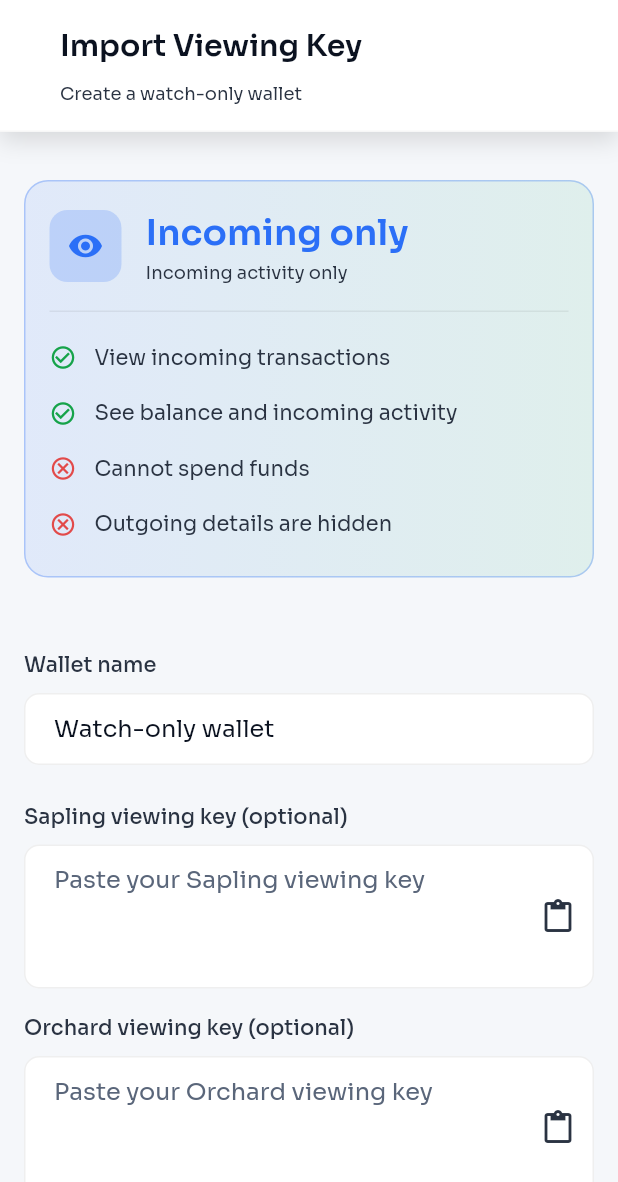
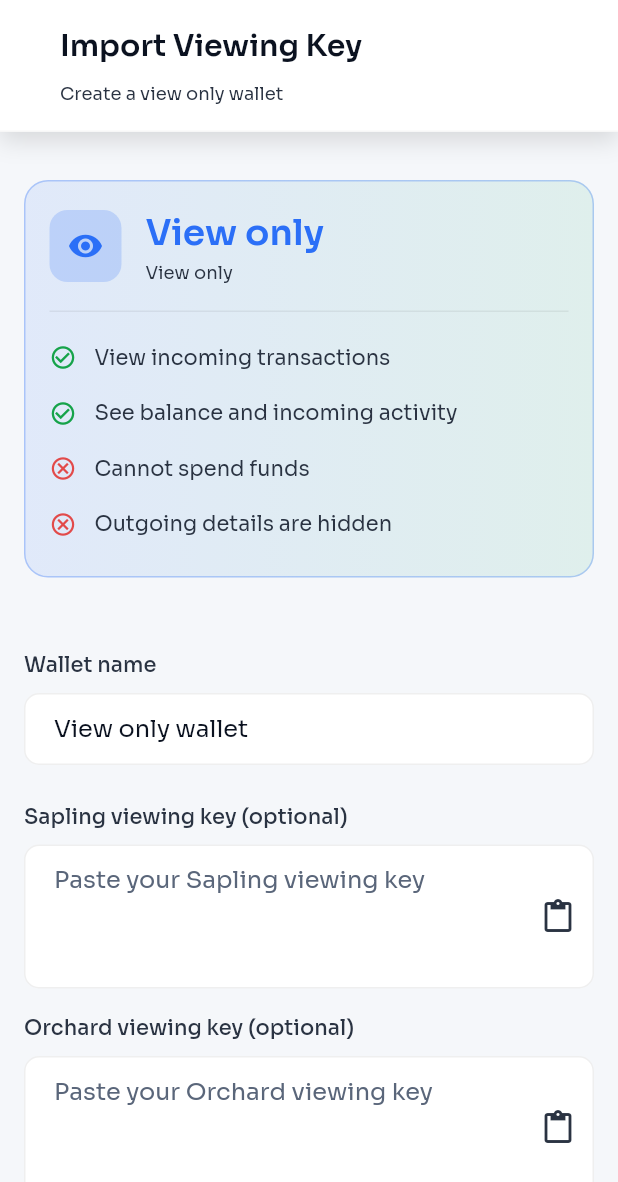
Before and after one commit to PirateNetwork/Pirate-Unified-Light-Wallet, a Flutter app: the IvkImportScreen screen opened by its route, on a phone screen of 412 x 824 dp. Shown: the top 1182 px of the screen. Run offline on Flutter 3.47's test engine with Material 3 defaults, Android fonts, the phone set to English and light mode, and no system bars; our stand-ins replace flutter_animate, flutter_riverpod, flutter_secure_storage, freezed_annotation, go_router, local_auth and 4 more; missing offline and left inert: bitsdojo_window, dart:ffi, file_selector, flutter_acrylic, flutter_rust_bridge, mobile_scanner and 2 more; accounts and stored records are empty; project files that could hold a hidden picture were left out.

Commit message:
Align all view only wallet names

```diff
--- a/app/lib/core/errors/transaction_errors.dart
+++ b/app/lib/core/errors/transaction_errors.dart
@@ -256,7 +256,7 @@ class TransactionErrorMapper {
     if (errorStr.contains('watch') && errorStr.contains('only')) {
       return const TransactionError(
         type: TransactionErrorType.watchOnlyCannotSpend,
-        message: 'Cannot send from watch-only wallet',
+        message: 'Cannot send from view only wallet',
         suggestion:
             'This wallet can only view incoming transactions. Use the full wallet to send.',
       );
--- a/app/lib/core/ffi/ffi_bridge.dart
+++ b/app/lib/core/ffi/ffi_bridge.dart
@@ -145,7 +145,7 @@ class TorStatusDetails {
 }
 
 /// Watch-only wallet label constant
-const String kWatchOnlyLabel = 'Incoming only';
+const String kWatchOnlyLabel = 'View only';
 
 /// Watch-only wallet banner message
 const String kWatchOnlyBannerMessage =
@@ -751,7 +751,7 @@ class FfiBridge {
   /// - See outgoing transaction details
   /// - Export seed phrase
   ///
-  /// @param name - Wallet display name (will append " (Incoming only)")
+  /// @param name - Wallet display name (will append " (View only)")
   /// @param ivk - Viewing key string
   /// @param birthday - Block height to scan from (required for viewing key import)
   ///
@@ -2002,7 +2002,7 @@ class FfiBridge {
 
   /// Get watch-only banner for wallet
   ///
-  /// Returns banner info with "Incoming only" label for watch-only wallets.
+  /// Returns banner info with "View only" label for watch-only wallets.
   static Future<api.WatchOnlyBannerInfo?> getWatchOnlyBanner(
       WalletId walletId) async {
     if (kUseFrbBindings) {
--- a/app/lib/features/keys/key_detail_screen.dart
+++ b/app/lib/features/keys/key_detail_screen.dart
@@ -626,7 +626,7 @@ class _KeySummaryCard extends StatelessWidget {
               if (keyInfo.hasOrchard)
                 _chip('Orchard', AppColors.successBackground, AppColors.success),
               if (!keyInfo.spendable)
-                _chip('Watch-only', AppColors.warningBackground, AppColors.warning),
+                _chip('View only', AppColors.warningBackground, AppColors.warning),
             ],
           ),
         ],
--- a/app/lib/features/keys/keys_screen.dart
+++ b/app/lib/features/keys/keys_screen.dart
@@ -80,7 +80,7 @@ class _KeyManagementScreenState extends ConsumerState<KeyManagementScreen> {
 
   Future<void> _showImportViewingKeyDialog() async {
     final defaultBirthday = await _getDefaultBirthdayHeight();
-    final nameController = TextEditingController(text: 'Watch-only wallet');
+    final nameController = TextEditingController(text: 'View only wallet');
     final saplingController = TextEditingController();
     final orchardController = TextEditingController();
     final birthdayController = TextEditingController(
@@ -160,7 +160,7 @@ class _KeyManagementScreenState extends ConsumerState<KeyManagementScreen> {
                     PInput(
                       controller: nameController,
                       label: 'Wallet name',
-                      hint: 'e.g. Watch-only wallet',
+                      hint: 'e.g. View only wallet',
                     ),
                     SizedBox(height: PSpacing.md),
                     PInput(
@@ -222,7 +222,7 @@ class _KeyManagementScreenState extends ConsumerState<KeyManagementScreen> {
     birthdayController.dispose();
 
     if (imported ?? false) {
-      _showSnack('Watch-only wallet imported.');
+      _showSnack('View only wallet imported.');
     }
   }
 
@@ -234,7 +234,7 @@ class _KeyManagementScreenState extends ConsumerState<KeyManagementScreen> {
           Text('Key imports', style: PTypography.heading4()),
           SizedBox(height: PSpacing.xs),
           Text(
-            'Import viewing keys for watch-only wallets or add a private key.',
+            'Import viewing keys for view only wallets or add a private key.',
             style: PTypography.bodySmall(color: AppColors.textSecondary),
           ),
           SizedBox(height: PSpacing.md),
@@ -438,7 +438,7 @@ class _KeyCard extends StatelessWidget {
               if (keyInfo.hasOrchard)
                 _chip('Orchard', AppColors.successBackground, AppColors.success),
               if (!keyInfo.spendable)
-                _chip('Watch-only', AppColors.warningBackground, AppColors.warning),
+                _chip('View only', AppColors.warningBackground, AppColors.warning),
             ],
           ),
         ],
--- a/app/lib/features/onboarding/screens/create_or_import_screen.dart
+++ b/app/lib/features/onboarding/screens/create_or_import_screen.dart
@@ -230,7 +230,7 @@ class CreateOrImportScreen extends ConsumerWidget {
                               Icons.visibility_outlined,
                               color: AppColors.textSecondary,
                               size: 32,
-                              semanticLabel: 'Import watch-only wallet',
+                              semanticLabel: 'Import view only wallet',
                             ),
                           ),
                           const SizedBox(width: AppSpacing.md),
@@ -259,7 +259,7 @@ class CreateOrImportScreen extends ConsumerWidget {
                                         borderRadius: BorderRadius.circular(8),
                                       ),
                                       child: Text(
-                                        'Incoming only',
+                                        'View only',
                                         style: AppTypography.caption.copyWith(
                                           color: AppColors.accentSecondary,
                                           fontSize: 10,
--- a/app/lib/features/onboarding/screens/ivk_import_screen.dart
+++ b/app/lib/features/onboarding/screens/ivk_import_screen.dart
@@ -24,7 +24,7 @@ class IvkImportScreen extends ConsumerStatefulWidget {
 }
 
 class _IvkImportScreenState extends ConsumerState<IvkImportScreen> {
-  final _nameController = TextEditingController(text: 'Watch-only wallet');
+  final _nameController = TextEditingController(text: 'View only wallet');
   final _saplingIvkController = TextEditingController();
   final _orchardIvkController = TextEditingController();
   final _birthdayController = TextEditingController();
@@ -133,7 +133,7 @@ class _IvkImportScreenState extends ConsumerState<IvkImportScreen> {
                 const SizedBox(width: 8),
                 Expanded(
                   child: Text(
-                    'Watch-only wallet created.',
+                    'View only wallet created.',
                   ),
                 ),
               ],
@@ -164,7 +164,7 @@ class _IvkImportScreenState extends ConsumerState<IvkImportScreen> {
       title: 'Import Viewing Key',
       appBar: PAppBar(
         title: 'Import Viewing Key',
-        subtitle: 'Create a watch-only wallet',
+        subtitle: 'Create a view only wallet',
         onBack: () => context.pop(),
       ),
       body: SingleChildScrollView(
@@ -215,7 +215,7 @@ class _IvkImportScreenState extends ConsumerState<IvkImportScreen> {
                               ),
                             ),
                             Text(
-                              'Incoming activity only',
+                              'View only',
                               style: AppTypography.caption.copyWith(
                                 color: AppColors.textSecondary,
                               ),
@@ -258,7 +258,7 @@ class _IvkImportScreenState extends ConsumerState<IvkImportScreen> {
             PInput(
               controller: _nameController,
               label: 'Wallet name',
-              hint: 'e.g., Watch-only wallet',
+              hint: 'e.g., View only wallet',
             ),
 
             const SizedBox(height: AppSpacing.lg),
@@ -371,7 +371,7 @@ class _IvkImportScreenState extends ConsumerState<IvkImportScreen> {
 
             // Import button
             PButton(
-              text: _isImporting ? 'Importing...' : 'Import watch-only wallet',
+              text: _isImporting ? 'Importing...' : 'Import view only wallet',
               onPressed: _isValid && !_isImporting ? _importIvk : null,
               variant: PButtonVariant.primary,
               size: PButtonSize.large,
--- a/app/lib/features/security/watch_only_screen.dart
+++ b/app/lib/features/security/watch_only_screen.dart
@@ -164,7 +164,7 @@ class _WatchOnlyScreenState extends ConsumerState<WatchOnlyScreen>
       if (mounted) {
         ScaffoldMessenger.of(context).showSnackBar(
           SnackBar(
-            content: Text('Watch-only wallet created'),
+            content: Text('View only wallet created'),
             backgroundColor: AppColors.success,
           ),
         );
@@ -193,9 +193,9 @@ class _WatchOnlyScreenState extends ConsumerState<WatchOnlyScreen>
     final isWatchOnly = walletMeta?.watchOnly ?? false;
 
     return PScaffold(
-      title: 'Watch-Only Wallets',
+      title: 'View Only Wallets',
       appBar: const PAppBar(
-        title: 'Watch-Only Wallets',
+        title: 'View Only Wallets',
         subtitle: 'Export or import viewing keys',
       ),
       body: Column(
@@ -260,8 +260,8 @@ class _WatchOnlyScreenState extends ConsumerState<WatchOnlyScreen>
                   const SizedBox(width: AppSpacing.md),
                   Expanded(
                     child: Text(
-                      'Export your viewing key to create a watch-only '
-                      'wallet on another device. Watch-only wallets can see incoming '
+                      'Export your viewing key to create a view only '
+                      'wallet on another device. View only wallets can see incoming '
                       'transactions but cannot spend funds.',
                       style: AppTypography.body.copyWith(
                         color: AppColors.textPrimary,
@@ -318,7 +318,7 @@ class _WatchOnlyScreenState extends ConsumerState<WatchOnlyScreen>
                   ),
                   const SizedBox(height: AppSpacing.sm),
                   Text(
-                    'This is a watch-only wallet. Viewing keys can only be exported '
+                    'This is a view only wallet. Viewing keys can only be exported '
                     'from a full wallet.',
                     style: AppTypography.body.copyWith(
                       color: AppColors.textSecondary,
@@ -405,7 +405,7 @@ class _WatchOnlyScreenState extends ConsumerState<WatchOnlyScreen>
                   const SizedBox(width: AppSpacing.md),
                   Expanded(
                     child: Text(
-                      'Import a viewing key to create a watch-only wallet. '
+                      'Import a viewing key to create a view only wallet. '
                       'You will be able to see your balance and incoming transactions, '
                       'but you cannot spend funds.',
                       style: AppTypography.body.copyWith(
@@ -469,7 +469,7 @@ class _WatchOnlyScreenState extends ConsumerState<WatchOnlyScreen>
           const SizedBox(height: AppSpacing.xl),
 
           PButton(
-            text: 'Create Watch-Only Wallet',
+            text: 'Create View Only Wallet',
             onPressed: _isImporting ? null : _importIvk,
             isLoading: _isImporting,
             variant: PButtonVariant.primary,
@@ -514,7 +514,7 @@ class WatchOnlyBannerWidget extends StatelessWidget {
               crossAxisAlignment: CrossAxisAlignment.start,
               children: [
                 Text(
-                  'Incoming Only',
+                  'View only',
                   style: AppTypography.bodyBold.copyWith(
                     color: AppColors.info,
                   ),
--- a/app/lib/features/send/send_screen.dart
+++ b/app/lib/features/send/send_screen.dart
@@ -1550,7 +1550,7 @@ class _SendScreenState extends ConsumerState<SendScreen> {
       appBar: PAppBar(
         title: title,
         subtitle: _isWatchOnly
-            ? 'This is watch-only. Sending is off.'
+            ? 'This is view only. Sending is off.'
             : 'Paste an address.',
         onBack: _isSending ? null : () => context.pop(),
         showBackButton: true,
--- a/app/lib/features/settings/watch_only_screen.dart
+++ b/app/lib/features/settings/watch_only_screen.dart
@@ -36,10 +36,10 @@ class _WatchOnlyScreenState extends ConsumerState<WatchOnlyScreen> with SingleTi
   @override
   Widget build(BuildContext context) {
     return PScaffold(
-      title: 'Watch-Only Wallets',
+      title: 'View Only Wallets',
       appBar: const PAppBar(
-        title: 'Watch-Only Wallets',
-        subtitle: 'Incoming activity only',
+        title: 'View Only Wallets',
+        subtitle: 'View only',
         showBackButton: true,
         centerTitle: true,
       ),
@@ -362,13 +362,13 @@ class _ImportIvkTabState extends ConsumerState<ImportIvkTab> {
           ),
           SizedBox(height: PirateSpacing.xl),
           Text(
-            'Import watch-only wallet',
+            'Import view only wallet',
             style: PirateTypography.h2.copyWith(color: Colors.white),
             textAlign: TextAlign.center,
           ),
           SizedBox(height: PirateSpacing.md),
           Text(
-            'Create a watch-only wallet to view incoming activity.',
+            'Create a view only wallet to view incoming activity.',
             style: PirateTypography.body.copyWith(color: Colors.grey[400]),
             textAlign: TextAlign.center,
           ),
@@ -378,7 +378,7 @@ class _ImportIvkTabState extends ConsumerState<ImportIvkTab> {
           PInput(
             controller: _nameController,
             label: 'Wallet name',
-            hint: 'e.g., Savings (watch-only)',
+            hint: 'e.g., Savings (view only)',
           ),
           SizedBox(height: PirateSpacing.lg),
           PInput(
@@ -420,7 +420,7 @@ class _ImportIvkTabState extends ConsumerState<ImportIvkTab> {
             onPressed: _importWallet,
             loading: _isLoading,
             icon: const Icon(Icons.add),
-            child: const Text('Import watch-only wallet'),
+            child: const Text('Import view only wallet'),
           ),
         ],
       ),
@@ -444,7 +444,7 @@ class _ImportIvkTabState extends ConsumerState<ImportIvkTab> {
               crossAxisAlignment: CrossAxisAlignment.start,
               children: [
                 Text(
-                  'Incoming only',
+                  'View only',
                   style: PirateTypography.bodyLarge.copyWith(
                     color: Colors.white,
                     fontWeight: FontWeight.w600,
@@ -452,7 +452,7 @@ class _ImportIvkTabState extends ConsumerState<ImportIvkTab> {
                 ),
                 SizedBox(height: PirateSpacing.xs),
                 Text(
-                  'Watch-only wallets cannot spend. They only show incoming activity.',
+                  'View only wallets cannot spend. They only show incoming activity.',
                   style: PirateTypography.bodySmall.copyWith(color: Colors.grey[400]),
                 ),
               ],
@@ -505,7 +505,7 @@ class _ImportIvkTabState extends ConsumerState<ImportIvkTab> {
       if (mounted) {
         ScaffoldMessenger.of(context).showSnackBar(
           SnackBar(
-            content: Text('Watch-only wallet imported.'),
+            content: Text('View only wallet imported.'),
             backgroundColor: Colors.green[700],
           ),
         );
--- a/app/lib/ui/molecules/wallet_switcher.dart
+++ b/app/lib/ui/molecules/wallet_switcher.dart
@@ -71,7 +71,7 @@ class WalletSwitcherButton extends ConsumerWidget {
             if (isWatchOnly && !compact) ...[
               const SizedBox(width: PSpacing.xs),
               const PBadge(
-                label: 'Watch',
+                label: 'View',
                 variant: PBadgeVariant.info,
                 size: PBadgeSize.small,
               ),
@@ -170,7 +170,7 @@ class _WalletSwitcherContent extends ConsumerWidget {
             ),
             const SizedBox(height: PSpacing.sm),
             PTextButton(
-              label: 'Import watch-only wallet',
+              label: 'Import view only wallet',
               trailingIcon: Icons.visibility_outlined,
               onPressed: () => _startWatchOnlyFlow(context, ref),
               fullWidth: true,
@@ -357,7 +357,7 @@ class _WalletRow extends StatelessWidget {
                   ),
                   const SizedBox(height: PSpacing.xxs),
                   Text(
-                    wallet.watchOnly ? 'Incoming only' : 'Full access',
+                    wallet.watchOnly ? 'View only' : 'Full access',
                     style: PTypography.bodySmall(
                       color: AppColors.textSecondary,
                     ),
--- a/app/lib/ui/molecules/watch_only_banner.dart
+++ b/app/lib/ui/molecules/watch_only_banner.dart
@@ -1,6 +1,6 @@
 // Watch-Only Wallet Banner Component
 //
-// Displays a clear "Incoming only" label for watch-only wallets.
+// Displays a clear "View only" label for watch-only wallets.
 // Used in wallet headers, transaction screens, and send screens.
 import 'package:flutter/material.dart';
 
@@ -20,7 +20,7 @@ enum WatchOnlyBannerStyle {
 
 /// Watch-only wallet banner
 ///
-/// Clearly labels watch-only wallets as "Incoming only" to prevent
+/// Clearly labels watch-only wallets as "View only" to prevent
 /// user confusion about spending capabilities.
 class WatchOnlyBanner extends StatelessWidget {
   final WatchOnlyBannerStyle style;
@@ -81,7 +81,7 @@ class _FullBanner extends StatelessWidget {
                 Icons.visibility,
                 color: AppColors.accentPrimary,
                 size: 20,
-                semanticLabel: 'Watch-only wallet',
+                semanticLabel: 'View only wallet',
               ),
             ),
             const SizedBox(width: AppSpacing.md),
@@ -147,7 +147,7 @@ class _ChipBanner extends StatelessWidget {
               Icons.visibility,
               color: AppColors.accentPrimary,
               size: 16,
-              semanticLabel: 'Watch-only',
+              semanticLabel: 'View only',
             ),
             const SizedBox(width: AppSpacing.xs),
             Text(
@@ -177,7 +177,7 @@ class _InlineBanner extends StatelessWidget {
           Icons.visibility,
           color: AppColors.textSecondary,
           size: 14,
-          semanticLabel: 'Watch-only',
+          semanticLabel: 'View only',
         ),
         const SizedBox(width: 4),
         Text(
@@ -230,7 +230,7 @@ class WatchOnlyWarningDialog extends StatelessWidget {
         crossAxisAlignment: CrossAxisAlignment.start,
         children: [
           Text(
-            'This is a watch-only wallet. It can only view incoming transactions.',
+            'This is a view only wallet. It can only view incoming transactions.',
             style: AppTypography.body.copyWith(
               color: AppColors.textSecondary,
             ),
```
Also changed, not shown: 1 other file.
